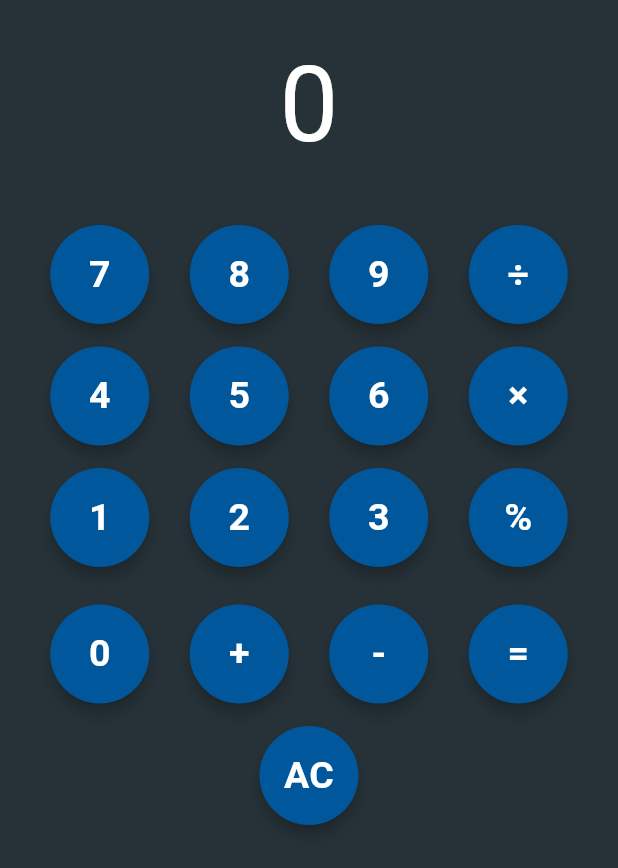
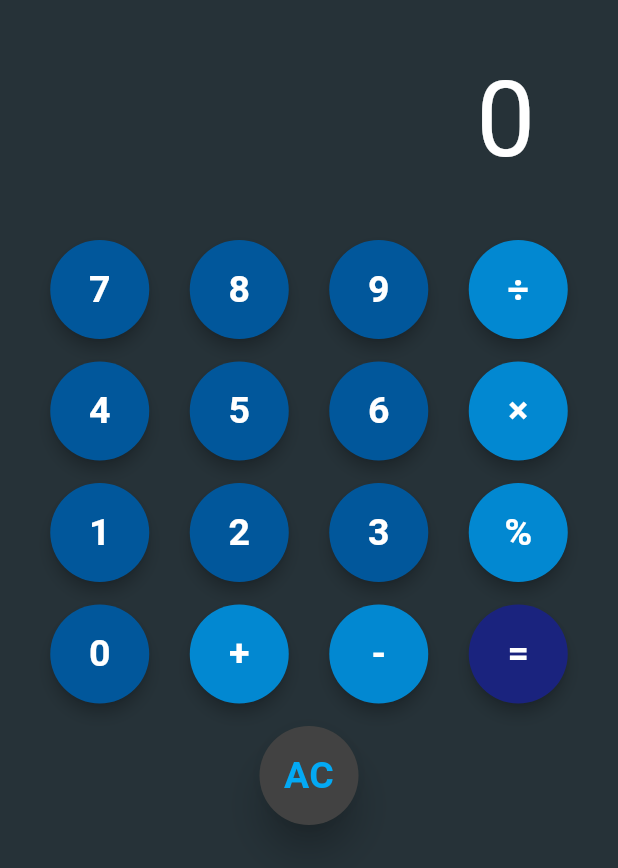
Before and after one commit to KabeerSekhri/Calculator-App, a Flutter app: the screen it shows after launch, on a phone screen of 412 x 824 dp. Shown: the top 868 px of the screen. Run offline on Flutter 3.47's test engine with Material 3 defaults, Android fonts, the light colour scheme and no system bars; our stand-ins replace audioplayers.

Commit message:
updated ui

```diff
--- a/lib/Calulator.dart
+++ b/lib/Calulator.dart
@@ -1,4 +1,5 @@
 import 'package:flutter/material.dart';
+import 'package:audioplayers/audioplayers.dart';
 
 class Calulator extends StatefulWidget {
   const Calulator({super.key});
@@ -15,6 +16,7 @@ class _CalulatorState extends State<Calulator> {
   num? finalVal;
   bool complete = false;
   String operation = "";
+
   @override
   Widget build(BuildContext context) {
     return Scaffold(
@@ -24,7 +26,13 @@ class _CalulatorState extends State<Calulator> {
           mainAxisAlignment: MainAxisAlignment.center,
           children: [
             SizedBox(
-              height: 20,
+              height: 30,
+            ),
+            Row(
+              mainAxisAlignment: MainAxisAlignment.end,
+              children: [
+                SizedBox(
+                  width: 55,
                 ),
                 complete == false
                     ? (operation == ""
@@ -39,6 +47,11 @@ class _CalulatorState extends State<Calulator> {
                     : Text(
                         "$finalVal",
                         style: TextStyle(color: Colors.white, fontSize: 70),
+                      ),
+                SizedBox(
+                  width: 55,
+                )
+              ],
             ),
             SizedBox(
               height: 30,
@@ -162,7 +175,7 @@ class _CalulatorState extends State<Calulator> {
                     ),
                     shape: CircleBorder(),
                     padding: EdgeInsets.all(15),
-                    fillColor: Colors.lightBlue[900],
+                    fillColor: Colors.lightBlue[700],
                     hoverColor: Colors.grey[800],
                     elevation: 4,
                     hoverElevation: 2,
@@ -295,7 +308,7 @@ class _CalulatorState extends State<Calulator> {
                     ),
                     shape: CircleBorder(),
                     padding: EdgeInsets.all(15),
-                    fillColor: Colors.lightBlue[900],
+                    fillColor: Colors.lightBlue[700],
                     hoverColor: Colors.grey[800],
                     elevation: 4,
                     hoverElevation: 2,
@@ -428,7 +441,7 @@ class _CalulatorState extends State<Calulator> {
                     ),
                     shape: CircleBorder(),
                     padding: EdgeInsets.all(15),
-                    fillColor: Colors.lightBlue[900],
+                    fillColor: Colors.lightBlue[700],
                     hoverColor: Colors.grey[800],
                     elevation: 4,
                     hoverElevation: 2,
@@ -440,7 +453,7 @@ class _CalulatorState extends State<Calulator> {
               ],
             ),
             SizedBox(
-              height: 25,
+              height: 15,
             ),
             Row(children: [
               SizedBox(
@@ -451,12 +464,16 @@ class _CalulatorState extends State<Calulator> {
                 child: RawMaterialButton(
                   onPressed: () {
                     if (operation == "") {
+                      setState(() {
                         firstVal = (firstVal * 10);
                         lenOne = firstVal.toString().length;
+                      });
                       print("1st $firstVal");
                     } else {
+                      setState(() {
                         secondVal = (secondVal * 10);
                         lenTwo = secondVal.toString().length;
+                      });
                       print("2nd $secondVal");
                     }
                   },
@@ -490,7 +507,7 @@ class _CalulatorState extends State<Calulator> {
                   ),
                   shape: CircleBorder(),
                   padding: EdgeInsets.all(15),
-                  fillColor: Colors.lightBlue[900],
+                  fillColor: Colors.lightBlue[700],
                   hoverColor: Colors.grey[800],
                   elevation: 4,
                   hoverElevation: 2,
@@ -511,7 +528,7 @@ class _CalulatorState extends State<Calulator> {
                   ),
                   shape: CircleBorder(),
                   padding: EdgeInsets.all(15),
-                  fillColor: Colors.lightBlue[900],
+                  fillColor: Colors.lightBlue[700],
                   hoverColor: Colors.grey[800],
                   elevation: 4,
                   hoverElevation: 2,
@@ -524,10 +541,7 @@ class _CalulatorState extends State<Calulator> {
                     setState(() {
                       complete = true;
                     });
-
-                    if (firstVal == null || secondVal == null) {
-                      print("enter all values");
-                    } else if (operation == "") {
+                    if (operation == "") {
                       print("select an operation");
                     } else if (operation == "+") {
                       finalVal = (firstVal! + secondVal!);
@@ -545,6 +559,11 @@ class _CalulatorState extends State<Calulator> {
                       finalVal = (firstVal! % secondVal!);
                       print("final $finalVal");
                     }
+
+                    setState(() {
+                      firstVal = finalVal!;
+                      secondVal = 0;
+                    });
                   },
                   child: Text(
                     "=",
@@ -555,7 +574,7 @@ class _CalulatorState extends State<Calulator> {
                   ),
                   shape: CircleBorder(),
                   padding: EdgeInsets.all(15),
-                  fillColor: Colors.lightBlue[900],
+                  fillColor: Colors.indigo[900],
                   hoverColor: Colors.grey[800],
                   elevation: 4,
                   hoverElevation: 2,
@@ -568,14 +587,13 @@ class _CalulatorState extends State<Calulator> {
             SizedBox(
               height: 15,
             ),
-            Row(children: [
-              Expanded(
-                flex: 4,
-                child: RawMaterialButton(
+            Row(mainAxisAlignment: MainAxisAlignment.center, children: [
+              RawMaterialButton(
                 onPressed: () {
                   setState(() {
                     firstVal = 0;
                     secondVal = 0;
+                    finalVal = null;
                     operation = "";
                     complete = false;
                   });
@@ -585,17 +603,16 @@ class _CalulatorState extends State<Calulator> {
                 child: Text(
                   "AC",
                   style: TextStyle(
-                        color: Colors.white,
+                      color: Colors.lightBlue,
                       fontWeight: FontWeight.bold,
                       fontSize: 25),
                 ),
                 shape: CircleBorder(),
                 padding: EdgeInsets.all(15),
-                  fillColor: Colors.lightBlue[900],
-                  hoverColor: Colors.grey[800],
-                  elevation: 4,
+                fillColor: Colors.grey[800],
+                elevation: 10,
                 hoverElevation: 2,
-                ),
+                animationDuration: Duration(milliseconds: 2),
               ),
             ]),
           ],
```
Also changed, not shown: pubspec.yaml (+3 -4 lines), pubspec.lock, 5 other files. Lines whose indentation alone changed are shown as unchanged.
